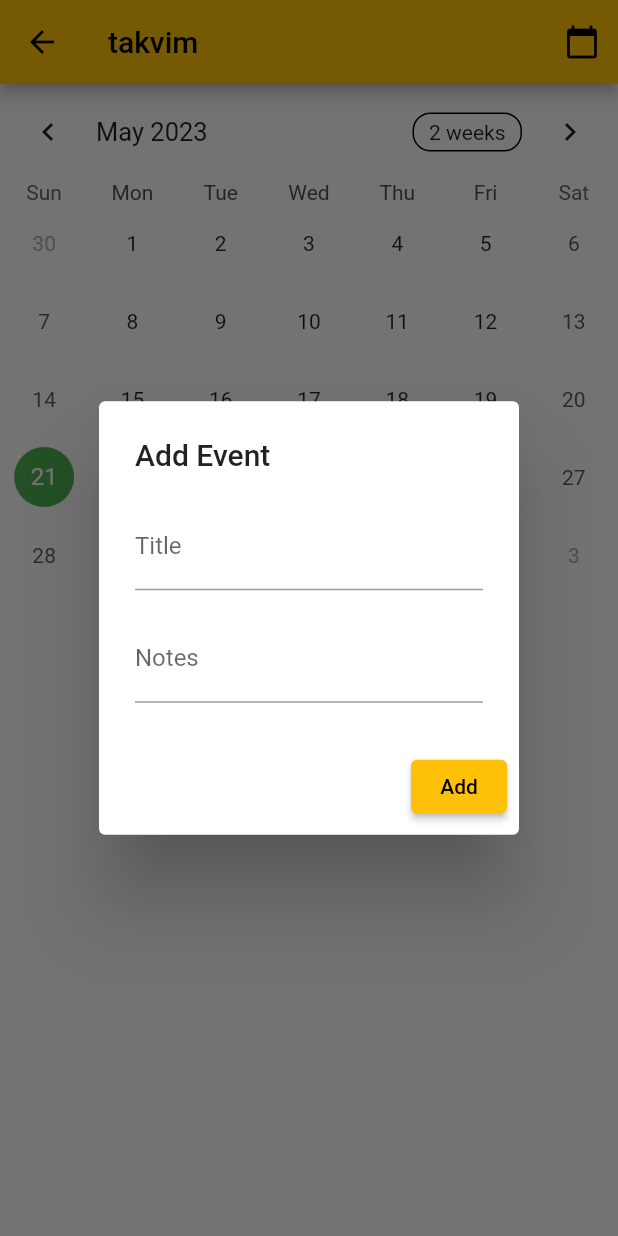
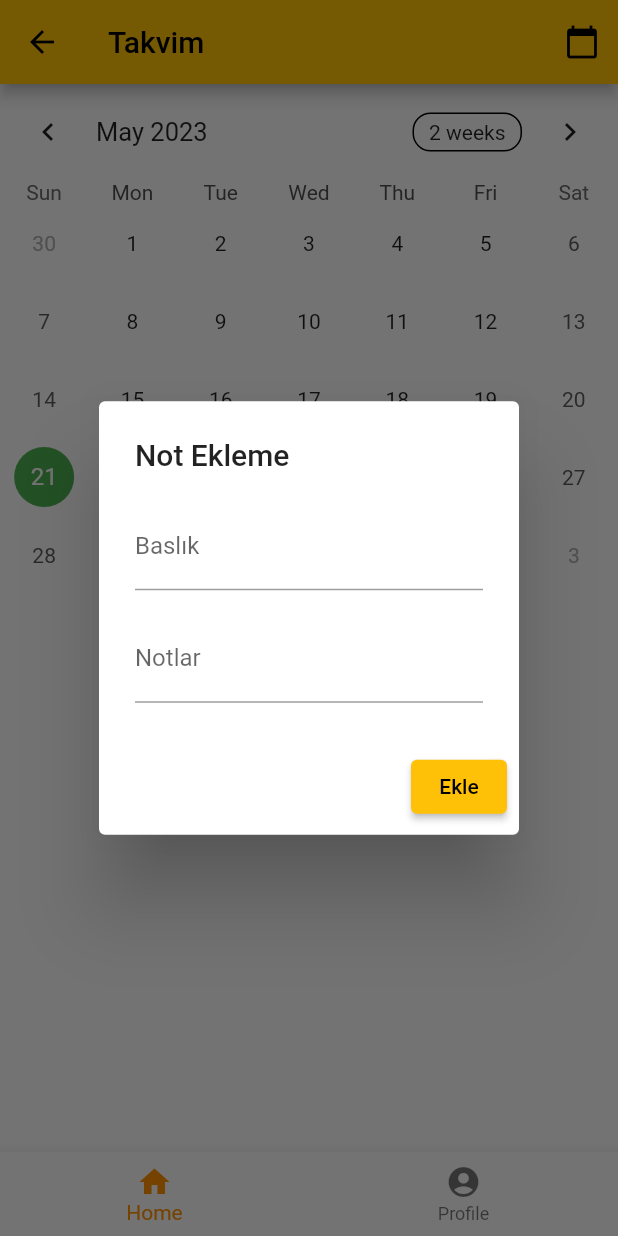
Before and after one commit to SametKaanKskn/calendar, a Flutter app: the HomeScreen screen opened directly, after a tap on an icon or button, on a phone screen of 412 x 824 dp. Run offline on Flutter 3.47's test engine with Material 2 defaults, Android fonts, the phone set to English and light mode, and no system bars; drawn by our look-alikes of table_calendar; our stand-ins replace cloud_firestore, firebase_auth, firebase_core, lottie; accounts and stored records are empty.

Commit message:
add home_page.dart

```diff
--- a/lib/home_page.dart
+++ b/lib/home_page.dart
@@ -2,6 +2,7 @@ import 'package:flutter/material.dart';
 import 'package:calendar/profile_page.dart';
 import 'package:firebase_auth/firebase_auth.dart';
 import 'package:table_calendar/table_calendar.dart';
+
 class HomeScreen extends StatefulWidget {
   @override
   _HomeScreenState createState() => _HomeScreenState();
@@ -58,8 +59,8 @@ class _HomeScreenState extends State<HomeScreen> {
   @override
   Widget build(BuildContext context) {
     return Scaffold(
-      appBar: AppBar(title: Text('takvim'),
-
+      appBar: AppBar(
+        title: Text('Takvim'),
         actions: [
           IconButton(
             icon: Icon(Icons.calendar_today),
@@ -79,7 +80,9 @@ class _HomeScreenState extends State<HomeScreen> {
               lastDay: DateTime(2050),
               focusedDay: _focusedDay,
               selectedDayPredicate: (day) => isSameDay(_selectedDay, day),
-    calendarFormat: _isTwoWeeksView ? CalendarFormat.twoWeeks : CalendarFormat.month,
+              calendarFormat: _isTwoWeeksView
+                  ? CalendarFormat.twoWeeks
+                  : CalendarFormat.month,
               eventLoader: _getEventsForDay,
               onDaySelected: (selectedDay, focusedDay) {
                 setState(() {
@@ -124,7 +127,7 @@ class _HomeScreenState extends State<HomeScreen> {
                 alignment: Alignment.bottomCenter,
                 child: Container(
                   margin: EdgeInsets.only(bottom: 10.0),
-    child:ElevatedButton(
+                  child: ElevatedButton(
                       onPressed: () {
                         _showAddEventDialog();
                       },
@@ -133,11 +136,12 @@ class _HomeScreenState extends State<HomeScreen> {
                         shape: RoundedRectangleBorder(
                           borderRadius: BorderRadius.circular(30.0),
                         ),
-    )
-    ),
-    ))],
+                      )),
+                ))
+          ],
         ),
       ),
+      bottomNavigationBar: _buildBottomNavBar(),
     );
   }
 
@@ -145,38 +149,40 @@ class _HomeScreenState extends State<HomeScreen> {
     return _events[day] ?? [];
   }
 
-/*Center(child: Text('Ana Sayfa')),
-      bottomNavigationBar: BottomNavigationBar(
-        items: [
+  Widget _buildBottomNavBar() {
+    return BottomNavigationBar(
+      items: const <BottomNavigationBarItem>[
         BottomNavigationBarItem(
           icon: Icon(Icons.home),
-            label: 'Ana Sayfa',
+          label: 'Home',
         ),
         BottomNavigationBarItem(
           icon: Icon(Icons.account_circle),
-            label: 'Profil',
+          label: 'Profile',
         ),
       ],
       currentIndex: _selectedIndex,
+      selectedItemColor: Colors.amber[800],
       onTap: _onItemTapped,
-      ),*/
+    );
+  }
 
   void _showAddEventDialog() {
     showDialog(
       context: context,
       builder: (context) => AlertDialog(
-      title: Text('Add Event'),
+        title: Text('Not Ekleme'),
         content: Column(
           mainAxisSize: MainAxisSize.min,
           children: [
             TextField(
               controller: _eventTitleController,
-            decoration: InputDecoration(labelText: 'Title'),
+              decoration: InputDecoration(labelText: 'Baslık'),
             ),
             SizedBox(height: 16),
             TextField(
               controller: _eventNotesController,
-            decoration: InputDecoration(labelText: 'Notes'),
+              decoration: InputDecoration(labelText: 'Notlar'),
             ),
           ],
         ),
@@ -186,7 +192,7 @@ void _showAddEventDialog() {
               _addEvent();
               Navigator.pop(context);
             },
-          child: Text('Add'),
+            child: Text('Ekle'),
           ),
         ],
       ),
@@ -214,5 +220,5 @@ class Event {
   final String title;
   final String notes;
 
-  Event(this.title, this.notes);
+  Event(this.title,this.notes);
 }
```
Lines whose indentation alone changed are shown as unchanged.
